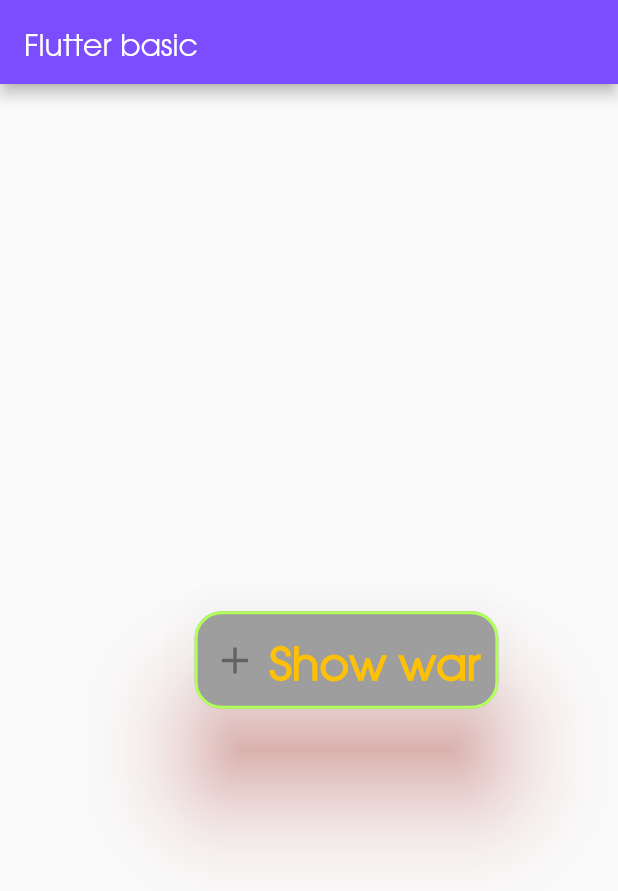
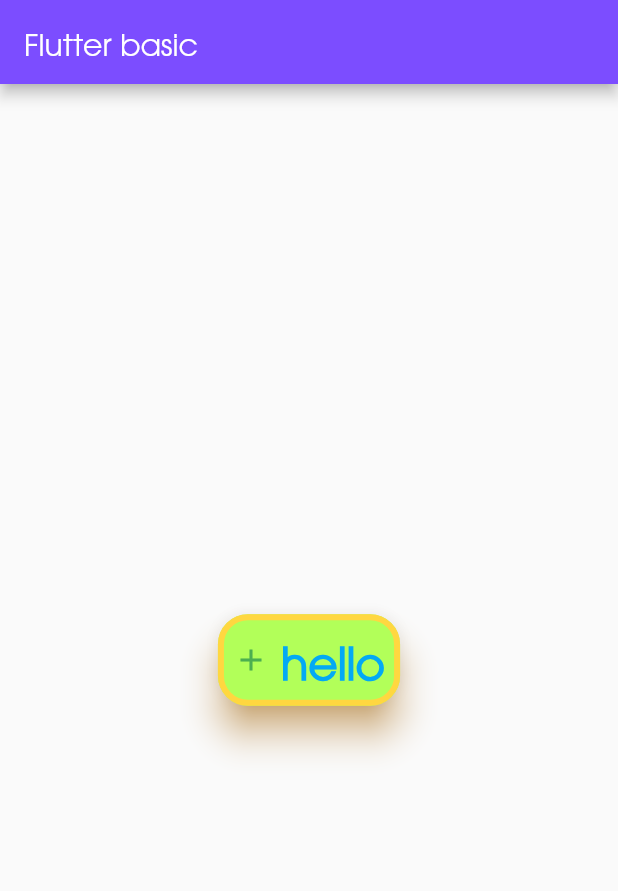
Before and after one commit to trunglemobiledev/flutterlearn, a Flutter app: the screen it shows after launch, on a phone screen of 412 x 824 dp. Shown: the top 891 px of the screen. Run offline on Flutter 3.47's test engine with Material 2 defaults, Android fonts, the phone set to English and light mode, and no system bars.

Commit message:
42 ElevatedButton

```diff
--- a/lib/main.dart
+++ b/lib/main.dart
@@ -31,36 +31,26 @@
     // Là 1 hàm càn ghi đè lại
     // Card :
     return Center(
-      child: Container(
-        margin: const EdgeInsets.only(left: 50),
-        child: Padding(
-          padding: const EdgeInsets.all(11.0),
-          child: TextButton.icon(
-              icon: const Icon(Icons.add, size: 30), // Icon cho button
-              onPressed: null, // Set null để disable button
-              // onPressed: () => print("Hello"),
-              style: TextButton.styleFrom(
-                  padding: const EdgeInsets.all(12.0),
-                  shape: RoundedRectangleBorder(
-                      borderRadius: BorderRadius.circular(18)),
-                  // minimumSize: const Size(120, 60),
-                  elevation: 30, // Shadows
-                  shadowColor: Colors.red.withOpacity(1), // Shadows
-                  side: const BorderSide(
-                      width: 2, color: Colors.lightGreenAccent), // Màu viền
-                  foregroundColor: Colors.greenAccent,
-                  backgroundColor: Colors.blueGrey,
-                  //   Style khi disable
-                  disabledBackgroundColor: Colors.grey),
-              label: const Text(
-                'Show war',
-                style: TextStyle(
-                    color: Colors.amber,
-                    fontSize: 30.0,
-                    fontWeight: FontWeight.w800),
-              )),
-        ),
-      ),
+      child: ElevatedButton.icon(
+          icon: const Icon(Icons.add),
+          onPressed: () => print("object"),
+          style: ElevatedButton.styleFrom(
+              backgroundColor: Colors.lightGreenAccent,
+              foregroundColor: Colors.green,
+              padding: const EdgeInsets.all(10),
+              shape: RoundedRectangleBorder(
+                  borderRadius: BorderRadius.circular(20)),
+              shadowColor: Colors.orange.withOpacity(1),
+              elevation: 10,
+              side: const BorderSide(width: 4, color: Colors.amberAccent),
+              minimumSize: const Size(60, 50)),
+          label: const Text(
+            "hello",
+            style: TextStyle(
+                color: Colors.lightBlue,
+                fontSize: 30,
+                fontWeight: FontWeight.w800),
+          )),
     );
   }
 }
```
